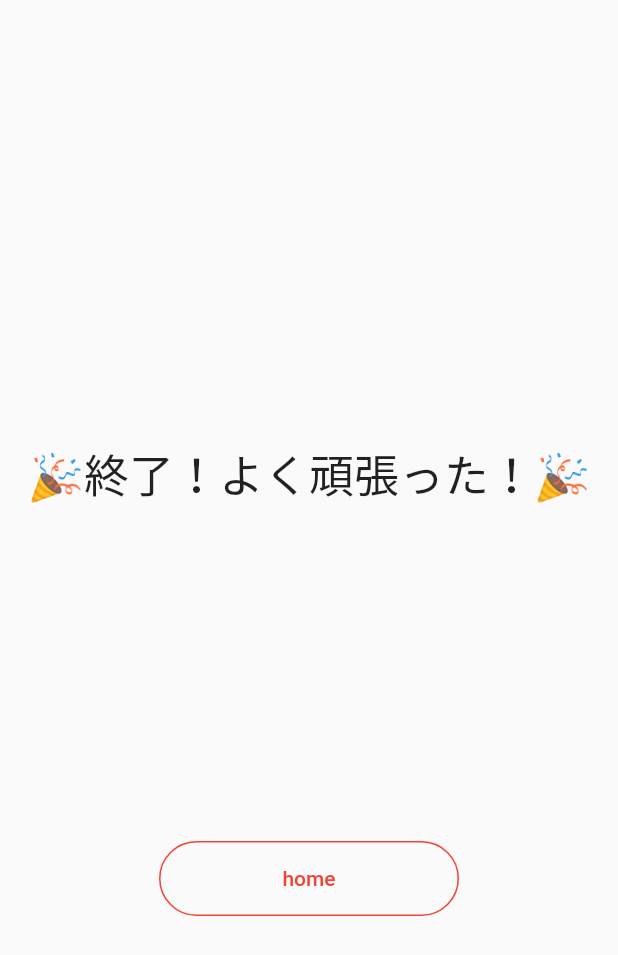
After one commit to Keiji-morita/lockapp4-, a Flutter app: the Timedonescreen screen opened directly, on a phone screen of 412 x 824 dp. The commit adds this screen. Shown: the top 955 px of the screen. Run offline on Flutter 3.47's test engine with Material 2 defaults, Android fonts, the phone set to English and light mode, and no system bars; our stand-ins replace flutter_datetime_picker, slide_countdown; missing offline and left inert: flutter_picker.

Commit message:
new change

```diff
--- a/lib/decidetime.dart
+++ b/lib/decidetime.dart
@@ -20,7 +20,7 @@ class TodoAddPage extends StatefulWidget {
 }
 
 class TodoAddPageState extends State<TodoAddPage> {
-  final numbars = List<String>.generate(7, (index) => '$index');
+  final numbars = List<String>.generate(9, (index) => '$index');
   final numbars_1 = List<String>.generate(60, (indexs) => '$indexs');
 
 // ↓にPickerで選択したアイテムが代入される予定です。
--- /dev/null
+++ b/lib/timedonescreen.dart
@@ -0,0 +1,49 @@
+import 'package:flutter/material.dart';
+import 'package:lockapp4/main.dart';
+
+
+
+class Timedonescreen extends StatefulWidget {
+  @override
+   TimedonescreenState createState() => TimedonescreenState();
+}
+
+class TimedonescreenState extends State<Timedonescreen> {
+  @override
+  Widget build(BuildContext context) {
+    return Scaffold(
+      body: Center(
+        child: Container(
+         child:Column(
+           mainAxisAlignment: MainAxisAlignment.spaceEvenly,
+          children: <Widget>[
+           const Padding(
+              padding: EdgeInsets.only(top: 80, bottom: 10),
+              child: Text('🎉終了！よく頑張った！🎉',
+              style: TextStyle(fontSize: 30),),
+            ),
+
+
+            SizedBox(
+                width: 200,
+                height: 50,
+                child: OutlinedButton(
+                  child: const Text('home'),
+                  style: OutlinedButton.styleFrom(
+                    primary: Colors.red,
+                    shape: const StadiumBorder(),
+                    side: const BorderSide(color: Colors.red),
+                  ),
+                  onPressed: () {
+                    Navigator.push(context,
+                        MaterialPageRoute(builder: (context) => MyTodoApp()));
+                  },
+                ),
+                ),
+          ],
+        )
+       ),
+      ),// This trailing comma makes auto-formatting nicer for build methods.
+    );
+  }
+}
--- a/lib/timerfunction.dart
+++ b/lib/timerfunction.dart
@@ -1,8 +1,9 @@
 import 'package:flutter/material.dart';
+import 'package:lockapp4/timedonescreen.dart';
 import 'package:slide_countdown/slide_countdown.dart';
+import 'dart:async';
 
 class TimerFunction extends StatefulWidget {
-
   @override
   TimerFunctionState createState() => TimerFunctionState();
    TimerFunction(this.selectNumber, this.selectNumber_1, this.selectNumber_2);
@@ -11,14 +12,32 @@ class TimerFunction extends StatefulWidget {
   final  selectNumber_2;
 }
 
-const defaultDuration = Duration(hours: 1,minutes: 30);
+
+const defaultDuration = Duration(hours: 0,minutes: 0, seconds:10);
 const defaultPadding = EdgeInsets.symmetric(horizontal: 10, vertical: 5);
 
 class TimerFunctionState extends State<TimerFunction> {
 
 
+
   @override
   Widget build(BuildContext context) {
+
+    //タイマー記述分？
+Future.delayed(Duration(hours: int.parse(widget.selectNumber),minutes:
+int.parse(widget.selectNumber_1) ), () {
+
+             });
+
+
+
+    //戻る処理の記述分
+     Future.delayed(Duration(hours: int.parse(widget.selectNumber),minutes:
+int.parse(widget.selectNumber_1)), () {
+             Navigator.push(context,
+                        MaterialPageRoute(builder: (context) => Timedonescreen()));
+                  });
+
       return Scaffold(
       body: Center(
           child: Column(
@@ -34,6 +53,7 @@ class TimerFunctionState extends State<TimerFunction> {
                 child: const Text("残り時間\nあと"),
 
        ),
+
 
             const SlideCountdownSeparated(
               duration: defaultDuration,
```
